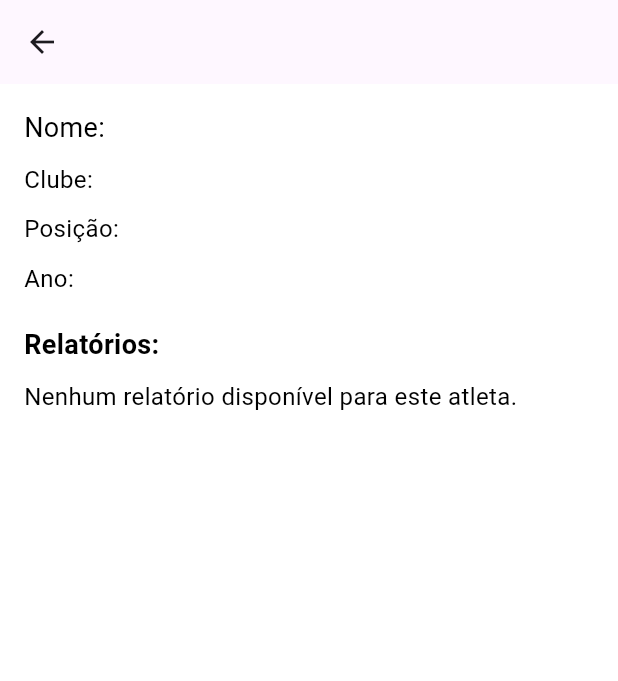
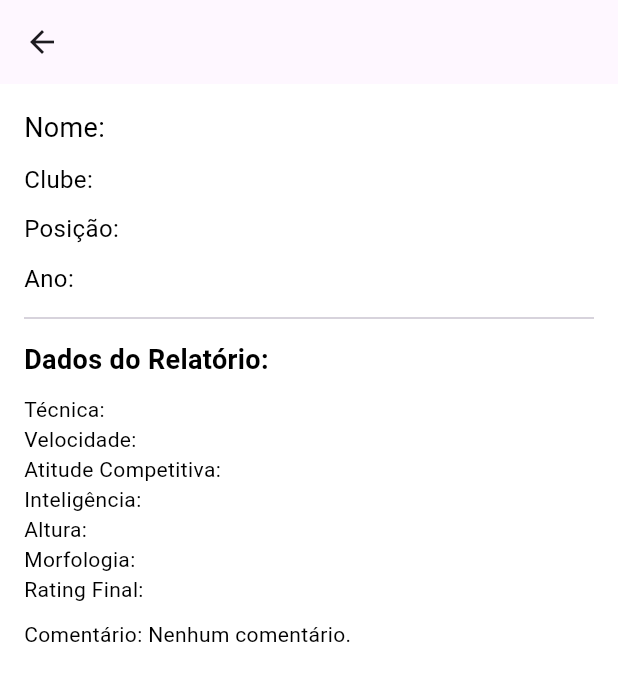
Before and after one commit to s0ares999/projeto_academico, a Flutter app: the DetalhesAtletaScreen screen opened directly with empty values, on a phone screen of 412 x 824 dp. Shown: the top 681 px of the screen. Run offline on Flutter 3.47's test engine with Material 3 defaults, Android fonts, the light colour scheme and no system bars; our stand-ins replace shared_preferences, timeago; accounts and stored records are empty; network calls fail.

Commit message:
Update consultaratleta_screen.dart

```diff
--- a/cliente/lib/presentation/screens/consultaratleta_screen.dart
+++ b/cliente/lib/presentation/screens/consultaratleta_screen.dart
@@ -31,15 +31,21 @@
 
     if (response.statusCode == 200) {
       final List<dynamic> decodedData = json.decode(response.body);
+      if (mounted) {
         setState(() {
           athletes = List<Map<String, dynamic>>.from(decodedData);
         });
+      }
     } else {
+      if (mounted) {
         _showErrorDialog(
             'Erro ao carregar atletas. Código: ${response.statusCode}');
       }
+    }
   } catch (e) {
+    if (mounted) {
       _showErrorDialog('Erro de conexão: ${e.toString()}');
+    }
   }
 }
 
@@ -50,17 +56,24 @@
 
     if (response.statusCode == 200) {
       final List<dynamic> decodedData = json.decode(response.body);
+      if (mounted) {
         setState(() {
           reports = List<Map<String, dynamic>>.from(decodedData);
         });
+      }
     } else {
+      if (mounted) {
         _showErrorDialog(
             'Erro ao carregar relatórios. Código: ${response.statusCode}');
       }
+    }
   } catch (e) {
+    if (mounted) {
       _showErrorDialog('Erro de conexão: ${e.toString()}');
     }
   }
+}
+
 
   void _showErrorDialog(String message) {
     showDialog(
@@ -202,7 +215,8 @@
                         context,
                         MaterialPageRoute(
                           builder: (context) => DetalhesAtletaScreen(
-                            athlete: athlete, reports: [],
+                            athlete: athlete,
+                            reports: [],
                           ),
                         ),
                       );
@@ -220,20 +234,22 @@
 
 class DetalhesAtletaScreen extends StatelessWidget {
   final Map<String, dynamic> athlete;
-  final List<Map<String, dynamic>> reports;
+  final List<Map<String, dynamic>>
+      reports; // Recebe os relatórios como parâmetro
 
-  const DetalhesAtletaScreen({
+  DetalhesAtletaScreen({
+    Key? key,
     required this.athlete,
     required this.reports,
-    super.key,
-  });
+  }) : super(key: key);
 
   @override
   Widget build(BuildContext context) {
-    // Filtra os relatórios que pertencem ao atleta
-    final athleteReports = reports.where((report) {
-      return report['atleta_id'] == athlete['id'];
-    }).toList();
+    // Busca o relatório associado ao atleta
+    final Map<String, dynamic> athleteReport = reports.firstWhere(
+      (report) => report['atleta_id'] == athlete['id'],
+      orElse: () => {},
+    );
 
     return Scaffold(
       appBar: AppBar(
@@ -241,48 +257,43 @@
       ),
       body: Padding(
         padding: const EdgeInsets.all(16.0),
-        child: SingleChildScrollView(
-          child: Column(
-            crossAxisAlignment: CrossAxisAlignment.start,
+        child: ListView(
           children: [
-              Text('Nome: ${athlete['nome']}', style: const TextStyle(fontSize: 18)),
+            Text('Nome: ${athlete['nome']}',
+                style: const TextStyle(fontSize: 18)),
             const SizedBox(height: 10),
-              Text('Clube: ${athlete['clube']}', style: const TextStyle(fontSize: 16)),
+            Text('Clube: ${athlete['clube']}',
+                style: const TextStyle(fontSize: 16)),
             const SizedBox(height: 10),
-              Text('Posição: ${athlete['posicao']}', style: const TextStyle(fontSize: 16)),
+            Text('Posição: ${athlete['posicao']}',
+                style: const TextStyle(fontSize: 16)),
             const SizedBox(height: 10),
-              Text('Ano: ${athlete['ano']}', style: const TextStyle(fontSize: 16)),
-              const SizedBox(height: 20),
-              Text('Relatórios:', style: const TextStyle(fontSize: 18, fontWeight: FontWeight.bold)),
+            Text('Ano: ${athlete['ano']}',
+                style: const TextStyle(fontSize: 16)),
+            const Divider(height: 30),
+            ...[
+            const Text(
+              'Dados do Relatório:',
+              style: TextStyle(fontSize: 18, fontWeight: FontWeight.bold),
+            ),
             const SizedBox(height: 10),
-              if (athleteReports.isEmpty)
-                const Text('Nenhum relatório disponível para este atleta.', style: TextStyle(fontSize: 16)),
-              if (athleteReports.isNotEmpty)
-                Column(
-                  children: athleteReports.map((report) {
-                    return Card(
-                      elevation: 4,
-                      margin: const EdgeInsets.symmetric(vertical: 8.0),
-                      child: Padding(
-                        padding: const EdgeInsets.all(16.0),
-                        child: Column(
-                          crossAxisAlignment: CrossAxisAlignment.start,
-                          children: [
-                            Text('Título: ${report['titulo']}', style: const TextStyle(fontSize: 16, fontWeight: FontWeight.bold)),
-                            const SizedBox(height: 5),
-                            Text('Data: ${report['data']}', style: const TextStyle(fontSize: 14)),
-                            const SizedBox(height: 5),
-                            Text('Observações: ${report['observacoes']}', style: const TextStyle(fontSize: 14)),
-                            const SizedBox(height: 5),
-                            Text('Rating: ${report['ratingFinalSelecionado']}', style: const TextStyle(fontSize: 14)),
+            Text('Técnica: ${athleteReport['tecnica'] ?? ''}'),
+            Text(
+                'Velocidade: ${athleteReport['velocidade'] ?? ''}'),
+            Text(
+                'Atitude Competitiva: ${athleteReport['atitudeCompetitiva'] ?? ''}'),
+            Text(
+                'Inteligência: ${athleteReport['inteligencia'] ?? ''}'),
+            Text('Altura: ${athleteReport['altura'] ?? ''}'),
+            Text(
+                'Morfologia: ${athleteReport['morfologia'] ?? ''}'),
+            Text(
+                'Rating Final: ${athleteReport['ratingFinal'] ?? ''}'),
+            const SizedBox(height: 10),
+            Text(
+                'Comentário: ${athleteReport['comentario'] ?? 'Nenhum comentário.'}'),
           ],
-                        ),
-                      ),
-                    );
-                  }).toList(),
-                ),
           ],
-          ),
         ),
       ),
     );
```
Lines whose indentation alone changed are shown as unchanged.
